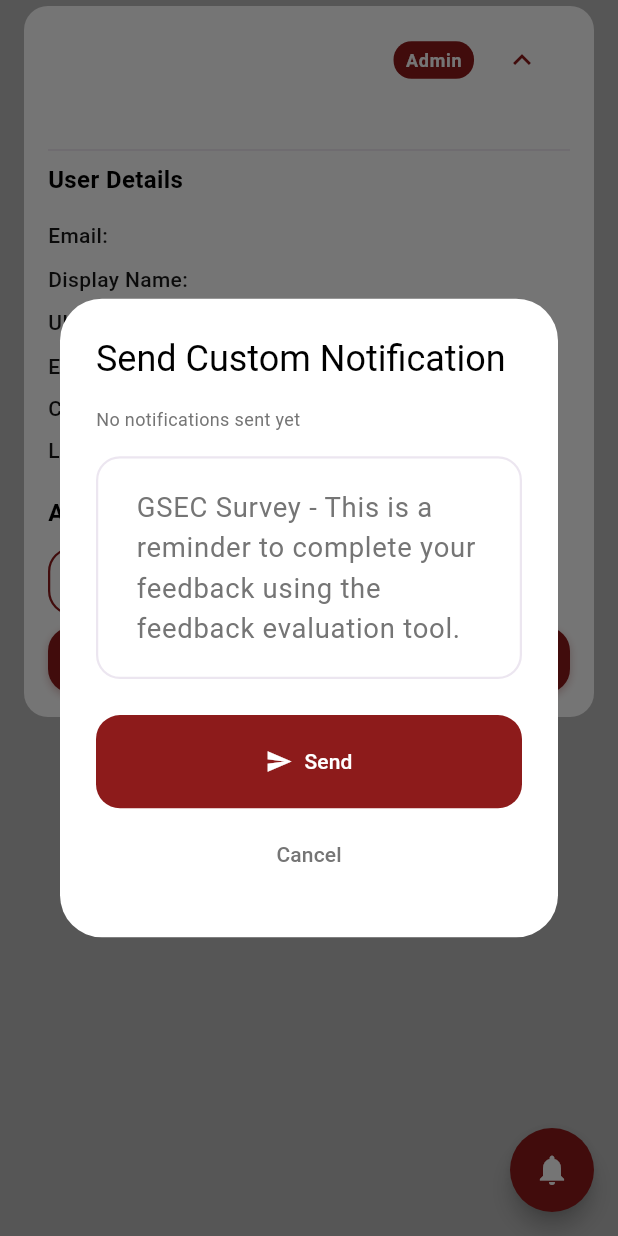
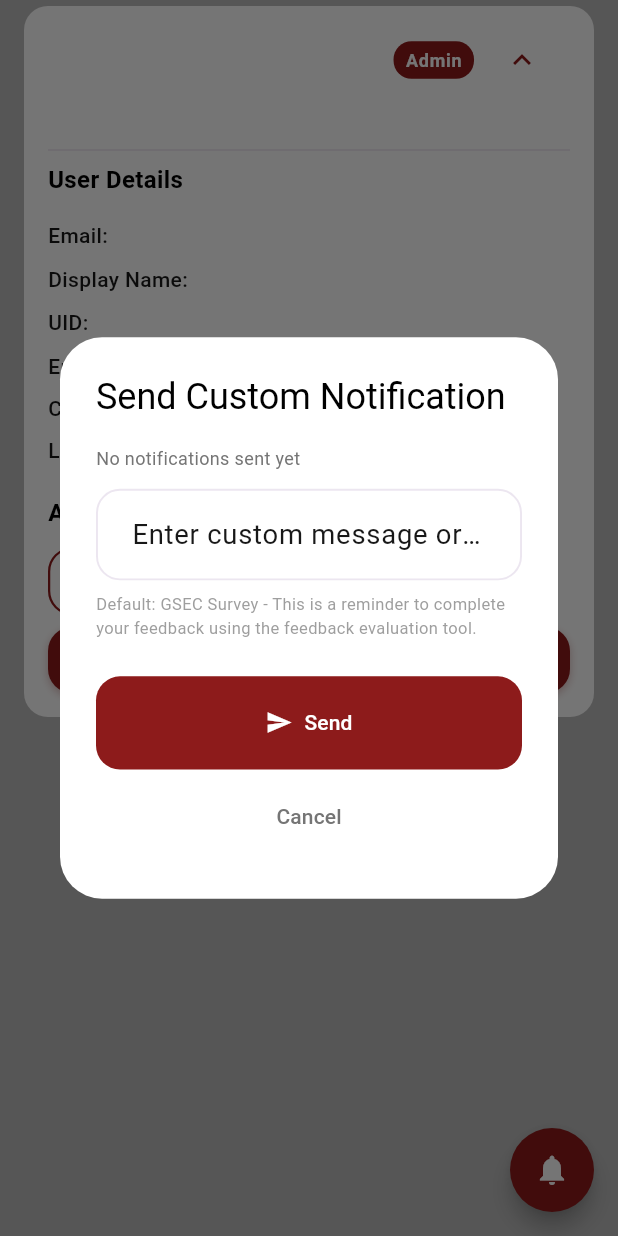
Before and after one commit to legitTomFoolery/hermessurvey, a Flutter app: the UserManagementScreen screen opened directly, after a tap on the "expand more" icon, after a tap on "Make Admin", after a tap on the "notifications" icon, on a phone screen of 412 x 824 dp. Run offline on Flutter 3.47's test engine with Material 3 defaults, Android fonts, the phone set to English and light mode, and no system bars; our stand-ins replace adaptive_theme, awesome_dialog, cloud_firestore, connectivity_plus, firebase_auth, firebase_core and 11 more; missing offline and left inert: dart_jsonwebtoken, excel, file_saver; accounts and stored records are empty; generated files the repository leaves out were written again.

Commit message:
decent notif modal

```diff
--- a/lib/features/admin/presentation/widgets/modals/notification_modal.dart
+++ b/lib/features/admin/presentation/widgets/modals/notification_modal.dart
@@ -3,6 +3,7 @@ import 'package:flutter/foundation.dart';
 import 'package:adaptive_theme/adaptive_theme.dart';
 
 import 'package:gsecsurvey/shared/data/services/notification_service.dart';
+import 'package:gsecsurvey/shared/presentation/widgets/app_text_form_field.dart';
 
 class NotificationModal extends StatefulWidget {
   const NotificationModal({super.key});
@@ -123,7 +124,10 @@ class _NotificationModalState extends State<NotificationModal> {
 
     return AlertDialog(
       title: const Text('Send Custom Notification'),
-      content: Column(
+      content: SizedBox(
+        width: double.maxFinite,
+        child: SingleChildScrollView(
+          child: Column(
             mainAxisSize: MainAxisSize.min,
             crossAxisAlignment: CrossAxisAlignment.start,
             children: [
@@ -133,28 +137,38 @@ class _NotificationModalState extends State<NotificationModal> {
                 style: TextStyle(
                     fontSize: 12, color: theme.colorScheme.onSurfaceVariant),
               ),
-          const SizedBox(height: 16),
+              const SizedBox(height: 12),
 
               // Web platform warning
               if (kIsWeb)
                 Text(
-              'Web Platform: Push notifications work best on mobile devices. This will store the notification but may not send push notifications to users.',
+                  'Web Platform: Push notifications are intended for mobile devices. This will not send push notifications to users.',
                   style: TextStyle(
                       fontSize: 12, color: theme.colorScheme.onSurfaceVariant),
                 ),
-          if (kIsWeb) const SizedBox(height: 16),
+              if (kIsWeb) const SizedBox(height: 12),
 
-          // Message input
-          TextField(
+              // Message input using AppTextFormField for DRY methodology
+              AppTextFormField(
                 controller: _messageController,
-            maxLines: 4,
-            decoration: InputDecoration(
-              hintText: defaultMessage,
-              border: const OutlineInputBorder(),
-              isDense: true,
+                hint: 'Enter custom message or leave blank for default',
+                validator: (value) =>
+                    null, // No validation needed for this field
+              ),
+              const SizedBox(height: 8),
+
+              // Helper text showing default message
+              Text(
+                'Default: $defaultMessage',
+                style: TextStyle(
+                    fontSize: 11,
+                    color: theme.colorScheme.onSurfaceVariant.withOpacity(0.7)),
+                maxLines: 2,
+                overflow: TextOverflow.ellipsis,
+              ),
+            ],
           ),
         ),
-        ],
       ),
       actions: [
         // Send button (matching export modal style)
```
Lines whose indentation alone changed are shown as unchanged.
